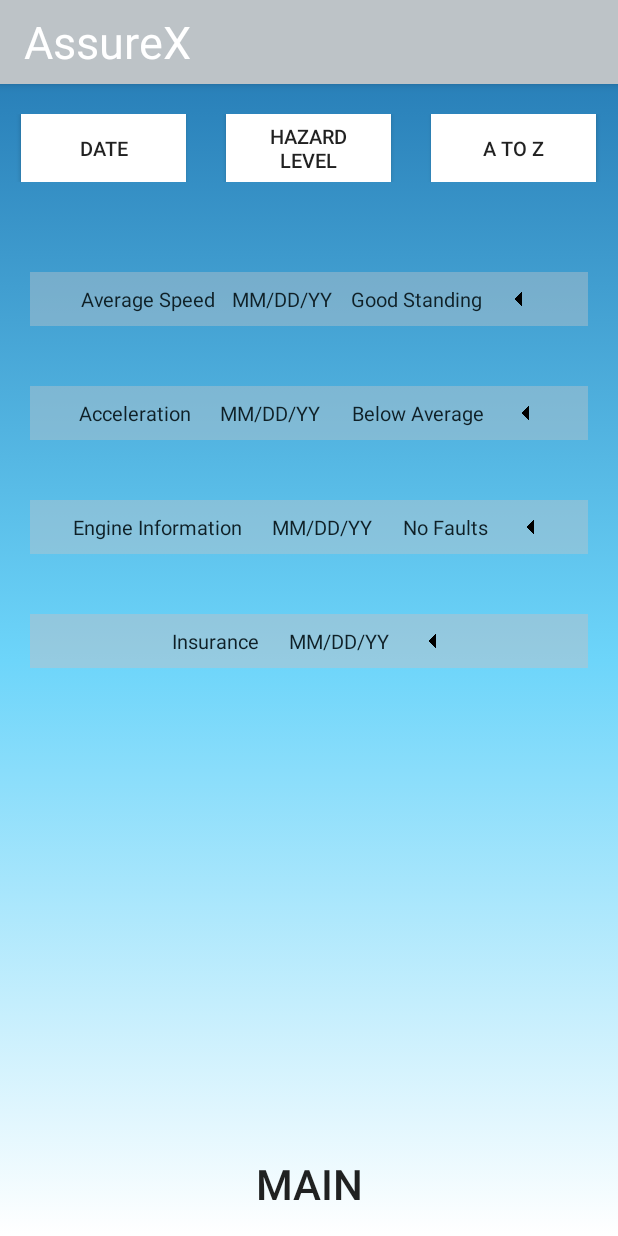
After one commit to Mozziemist/AssureX, an Android app: the infoPage screen opened directly, with no data from a screen before it, on a phone screen of 412 x 824 dp. The commit adds this screen. Run offline under Robolectric (Android 15) with nearby library versions, the phone set to English and light mode, and no system bars.

Commit message:
Added an Info Page(empty)

```diff
--- a/app/src/main/java/com/example/assurex/Speed.java
+++ b/app/src/main/java/com/example/assurex/Speed.java
@@ -99,9 +99,12 @@ public class Speed extends AppCompatActivity implements SensorEventListener {
                 startActivity(new Intent(getApplicationContext(), Package.class));
             }
 
+            public void toInfoPage(View view) {
+                startActivity(new Intent(getApplicationContext(), infoPage.class));
+            }
 
 
-            private class BluetoothThread extends Thread {
+    private class BluetoothThread extends Thread {
                 BluetoothSocket mySocket;
 
                 //constructor
--- /dev/null
+++ b/app/src/main/java/com/example/assurex/infoPage.java
@@ -0,0 +1,104 @@
+package com.example.assurex;
+
+import androidx.appcompat.app.AppCompatActivity;
+import androidx.core.content.ContextCompat;
+
+import android.annotation.SuppressLint;
+import android.content.Context;
+import android.content.Intent;
+import android.content.res.Resources;
+import android.os.Bundle;
+import android.view.View;
+import android.widget.Button;
+import android.widget.LinearLayout;
+import android.widget.TextView;
+
+public class infoPage extends AppCompatActivity {
+
+
+    private boolean avSpButTrue = false;
+    private Button avSpBut;
+    private LinearLayout avSpButWindow;
+    private boolean accButTrue = false;
+    private Button accBut;
+    private LinearLayout accButWindow;
+    private boolean engInfButTrue = false;
+    private Button engInfBut;
+    private LinearLayout engInfButWindow;
+    private boolean insButTrue = false;
+    private Button insBut;
+    private LinearLayout insButWindow;
+
+    @Override
+    protected void onCreate(Bundle savedInstanceState) {
+        super.onCreate(savedInstanceState);
+        setContentView(R.layout.activity_info_page);
+
+        avSpBut = findViewById(R.id.avSpBut);
+        avSpButWindow = findViewById(R.id.avSpWindow);
+        accBut = findViewById(R.id.accBut);
+        accButWindow = findViewById(R.id.accWindow);
+        engInfBut = findViewById(R.id.engInfBut);
+        engInfButWindow = findViewById(R.id.engInfWindow);
+        insBut = findViewById(R.id.insBut);
+        insButWindow = findViewById(R.id.insWindow);
+
+
+    }//end onCreate
+
+    public void toMain(View view) {
+        startActivity(new Intent(getApplicationContext(), Speed.class));
+    }
+
+    public void avSpButPressed(View view) {
+        if(avSpButTrue==false){
+            avSpButWindow.setVisibility(View.VISIBLE);
+            avSpBut.setBackgroundResource(R.drawable.drop_down);
+            avSpButTrue = true;
+        }//end if
+        else{
+            avSpButWindow.setVisibility(View.GONE);
+            avSpBut.setBackgroundResource(R.drawable.drop_down_sideways);
+            avSpButTrue = false;
+        }//end else
+    }//end avSpButPressed
+
+    public void accButPressed(View view) {
+        if(accButTrue==false){
+            accButWindow.setVisibility(View.VISIBLE);
+            accBut.setBackgroundResource(R.drawable.drop_down);
+            accButTrue = true;
+        }//end if
+        else{
+            accButWindow.setVisibility(View.GONE);
+            accBut.setBackgroundResource(R.drawable.drop_down_sideways);
+            accButTrue = false;
+        }//end else
+    }//end accButPressed
+
+    public void engInfButPressed(View view) {
+        if(engInfButTrue==false){
+            engInfButWindow.setVisibility(View.VISIBLE);
+            engInfBut.setBackgroundResource(R.drawable.drop_down);
+            engInfButTrue = true;
+        }//end if
+        else{
+            engInfButWindow.setVisibility(View.GONE);
+            engInfBut.setBackgroundResource(R.drawable.drop_down_sideways);
+            engInfButTrue = false;
+        }//end else
+    }//end engInfButPressed
+
+    public void insButPressed(View view) {
+        if(insButTrue==false){
+            insButWindow.setVisibility(View.VISIBLE);
+            insBut.setBackgroundResource(R.drawable.drop_down);
+            insButTrue = true;
+        }//end if
+        else{
+            insButWindow.setVisibility(View.GONE);
+            insBut.setBackgroundResource(R.drawable.drop_down_sideways);
+            insButTrue = false;
+        }//end else
+    }
+}
--- /dev/null
+++ b/app/src/main/res/drawable/gradient_background_black.xml
@@ -0,0 +1,12 @@
+<?xml version="1.0" encoding="utf-8"?>
+<selector xmlns:android="http://schemas.android.com/apk/res/android">
+    <item>
+        <shape>
+            <gradient
+                android:angle="90"
+                android:startColor="#2C5364"
+                android:endColor="#0F2027"
+                android:type="linear"/>
+        </shape>
+    </item>
+</selector>
--- /dev/null
+++ b/app/src/main/res/layout/activity_info_page.xml
@@ -0,0 +1,463 @@
+<?xml version="1.0" encoding="utf-8"?>
+<LinearLayout xmlns:android="http://schemas.android.com/apk/res/android"
+    xmlns:app="http://schemas.android.com/apk/res-auto"
+    xmlns:tools="http://schemas.android.com/tools"
+    android:layout_width="match_parent"
+    android:layout_height="match_parent"
+    tools:context=".infoPage"
+    android:orientation="vertical"
+    android:background="@drawable/gradient_background">
+
+
+    <ScrollView
+        android:layout_width="match_parent"
+        android:layout_height="match_parent"
+        android:layout_weight="1">
+
+        <LinearLayout
+            android:layout_width="match_parent"
+            android:layout_height="match_parent"
+            android:orientation="vertical"
+            android:layout_gravity="top">
+
+            <LinearLayout
+                android:layout_width="match_parent"
+                android:layout_height="match_parent"
+                android:orientation="horizontal"
+                android:layout_gravity="top"
+                android:layout_weight="1"
+                android:background="@null"
+                android:paddingTop="20dp"
+                android:gravity="center_horizontal">
+
+                <Button
+                    android:layout_marginHorizontal="13dp"
+                    android:layout_width="110dp"
+                    android:layout_height="45dp"
+                    android:layout_gravity="left"
+                    android:background="#FFFFFF"
+                    android:text="Date"
+                    android:textSize="13dp"
+                    android:paddingLeft="10dp"
+                    android:paddingRight="10dp"/>
+
+                <Button
+                    android:layout_marginHorizontal="13dp"
+                    android:layout_width="110dp"
+                    android:layout_height="45dp"
+                    android:text="Hazard Level"
+                    android:background="#FFFFFF"
+                    android:layout_gravity="center_horizontal"
+                    android:textSize="13dp"
+                    android:paddingLeft="10dp"
+                    android:paddingRight="10dp"/>
+
+                <Button
+                    android:layout_marginHorizontal="13dp"
+                    android:layout_width="110dp"
+                    android:layout_height="45dp"
+                    android:layout_gravity="right"
+                    android:background="#FFFFFF"
+                    android:text="A to Z"
+                    android:textSize="13dp"
+                    android:paddingLeft="10dp"
+                    android:paddingRight="10dp"/>
+
+            </LinearLayout>
+
+            <LinearLayout
+                android:layout_width="match_parent"
+                android:layout_height="match_parent"
+                android:orientation="vertical"
+                android:layout_gravity="center_horizontal"
+                android:gravity="center"
+                android:paddingTop="40dp">
+
+                <LinearLayout
+                    android:layout_marginVertical="20dp"
+                    android:layout_marginHorizontal="20dp"
+                    android:layout_width="match_parent"
+                    android:layout_height="wrap_content"
+                    android:paddingTop="5dp"
+                    android:paddingBottom="5dp"
+                    android:orientation="horizontal"
+                    android:layout_gravity="top"
+                    android:layout_weight="1"
+                    android:background="#6FBDC3C7"
+                    android:gravity="center">
+
+                    <TextView
+                        android:layout_marginHorizontal="6dp"
+                        android:layout_width="wrap_content"
+                        android:layout_height="wrap_content"
+                        android:layout_gravity="center"
+                        android:text="Average Speed"
+                        android:textSize="13dp"
+                        android:gravity="center"
+                        android:textColor="#0F2027"
+                        />
+                    <TextView
+                        android:layout_marginHorizontal="6dp"
+                        android:layout_width="wrap_content"
+                        android:layout_height="wrap_content"
+                        android:layout_gravity="center"
+                        android:text="MM/DD/YY"
+                        android:textSize="13dp"
+                        android:gravity="center"
+                        android:textColor="#0F2027"
+                        />
+                    <TextView
+                        android:layout_marginHorizontal="6dp"
+                        android:layout_width="wrap_content"
+                        android:layout_height="wrap_content"
+                        android:layout_gravity="center"
+                        android:text="Good Standing"
+                        android:textSize="13dp"
+                        android:gravity="center"
+                        android:textColor="#0F2027"
+                        />
+                    <Button
+                        android:id="@+id/avSpBut"
+                        android:layout_width="25dp"
+                        android:layout_height="25dp"
+                        android:layout_gravity="center"
+                        android:layout_marginHorizontal="6dp"
+                        android:background="@drawable/drop_down_sideways"
+                        android:gravity="center"
+                        android:onClick="avSpButPressed"
+                        />
+
+
+
+                </LinearLayout>
+
+                <LinearLayout
+                    android:layout_marginVertical="5dp"
+                    android:layout_marginHorizontal="40dp"
+                    android:layout_width="match_parent"
+                    android:layout_height="wrap_content"
+                    android:paddingTop="5dp"
+                    android:paddingBottom="5dp"
+                    android:orientation="vertical"
+                    android:layout_gravity="top"
+                    android:layout_weight="1"
+                    android:background="#6FBDC3C7"
+                    android:gravity="center"
+                    android:visibility="gone"
+                    android:id="@+id/avSpWindow">
+
+                    <TextView
+                        android:layout_marginHorizontal="10dp"
+                        android:layout_width="wrap_content"
+                        android:layout_height="wrap_content"
+                        android:layout_gravity="center"
+                        android:text="General Information of the Drivers Speed"
+                        android:textSize="16dp"
+                        android:gravity="center"
+                        android:textColor="#0F2027"
+                        />
+                    <TextView
+                        android:layout_marginHorizontal="10dp"
+                        android:layout_width="wrap_content"
+                        android:layout_height="wrap_content"
+                        android:layout_gravity="center"
+                        android:text="Top Speed: 72 mph"
+                        android:textSize="16dp"
+                        android:gravity="center"
+                        android:textColor="#0F2027"
+                        />
+
+
+                </LinearLayout>
+
+                <LinearLayout
+                    android:layout_marginVertical="20dp"
+                    android:layout_marginHorizontal="20dp"
+                    android:layout_width="match_parent"
+                    android:layout_height="wrap_content"
+                    android:paddingTop="5dp"
+                    android:paddingBottom="5dp"
+                    android:orientation="horizontal"
+                    android:layout_gravity="top"
+                    android:layout_weight="1"
+                    android:background="#6FBDC3C7"
+                    android:gravity="center">
+
+                    <TextView
+                        android:layout_marginHorizontal="10dp"
+                        android:layout_width="wrap_content"
+                        android:layout_height="wrap_content"
+                        android:layout_gravity="center"
+                        android:text="Acceleration"
+                        android:textSize="13dp"
+                        android:gravity="center"
+                        android:textColor="#0F2027"
+                        />
+                    <TextView
+                        android:layout_marginHorizontal="10dp"
+                        android:layout_width="wrap_content"
+                        android:layout_height="wrap_content"
+                        android:layout_gravity="center"
+                        android:text="MM/DD/YY"
+                        android:textSize="13dp"
+                        android:gravity="center"
+                        android:textColor="#0F2027"
+                        />
+                    <TextView
+                        android:layout_marginHorizontal="10dp"
+                        android:layout_width="wrap_content"
+                        android:layout_height="wrap_content"
+                        android:layout_gravity="center"
+                        android:text="Below Average"
+                        android:textSize="13dp"
+                        android:gravity="center"
+                        android:textColor="#0F2027"
+                        />
+                    <Button
+                        android:id="@+id/accBut"
+                        android:layout_width="25dp"
+                        android:layout_height="25dp"
+                        android:layout_gravity="center"
+                        android:layout_marginHorizontal="6dp"
+                        android:background="@drawable/drop_down_sideways"
+                        android:gravity="center"
+                        android:onClick="accButPressed"
+                        />
+
+
+                </LinearLayout>
+
+                <LinearLayout
+                    android:layout_marginVertical="5dp"
+                    android:layout_marginHorizontal="40dp"
+                    android:layout_width="match_parent"
+                    android:layout_height="wrap_content"
+                    android:paddingTop="5dp"
+                    android:paddingBottom="5dp"
+                    android:orientation="vertical"
+                    android:layout_gravity="top"
+                    android:layout_weight="1"
+                    android:background="#6FBDC3C7"
+                    android:gravity="center"
+                    android:visibility="gone"
+                    android:id="@+id/accWindow">
+
+                    <TextView
+                        android:layout_marginHorizontal="10dp"
+                        android:layout_width="wrap_content"
+                        android:layout_height="wrap_content"
+                        android:layout_gravity="center"
+                        android:text="General Information of the Drivers Acceleration"
+                        android:textSize="16dp"
+                        android:gravity="center"
+                        android:textColor="#0F2027"
+                        />
+                    <TextView
+                        android:layout_marginHorizontal="10dp"
+                        android:layout_width="wrap_content"
+                        android:layout_height="wrap_content"
+                        android:layout_gravity="center"
+                        android:text="Top Acceleration: LightSpeed"
+                        android:textSize="16dp"
+                        android:gravity="center"
+                        android:textColor="#0F2027"
+                        />
+
+
+                </LinearLayout>
+
+                <LinearLayout
+                    android:layout_marginVertical="20dp"
+                    android:layout_marginHorizontal="20dp"
+                    android:layout_width="match_parent"
+                    android:layout_height="wrap_content"
+                    android:paddingTop="5dp"
+                    android:paddingBottom="5dp"
+                    android:orientation="horizontal"
+                    android:layout_gravity="top"
+                    android:layout_weight="1"
+                    android:background="#6FBDC3C7"
+                    android:gravity="center">
+
+                    <TextView
+                        android:layout_marginHorizontal="10dp"
+                        android:layout_width="wrap_content"
+                        android:layout_height="wrap_content"
+                        android:layout_gravity="center"
+                        android:text="Engine Information"
+                        android:textSize="13dp"
+                        android:gravity="center"
+                        android:textColor="#0F2027"
+                        />
+                    <TextView
+                        android:layout_marginHorizontal="10dp"
+                        android:layout_width="wrap_content"
+                        android:layout_height="wrap_content"
+                        android:layout_gravity="center"
+                        android:text="MM/DD/YY"
+                        android:textSize="13dp"
+                        android:gravity="center"
+                        android:textColor="#0F2027"
+                        />
+                    <TextView
+                        android:layout_marginHorizontal="10dp"
+                        android:layout_width="wrap_content"
+                        android:layout_height="wrap_content"
+                        android:layout_gravity="center"
+                        android:text="No Faults"
+                        android:textSize="13dp"
+                        android:gravity="center"
+                        android:textColor="#0F2027"
+                        />
+                    <Button
+                        android:id="@+id/engInfBut"
+                        android:layout_width="25dp"
+                        android:layout_height="25dp"
+                        android:layout_gravity="center"
+                        android:layout_marginHorizontal="6dp"
+                        android:background="@drawable/drop_down_sideways"
+                        android:gravity="center"
+                        android:onClick="engInfButPressed"
+                        />
+
+
+                </LinearLayout>
+
+                <LinearLayout
+                    android:layout_marginVertical="5dp"
+                    android:layout_marginHorizontal="40dp"
+                    android:layout_width="match_parent"
+                    android:layout_height="wrap_content"
+                    android:paddingTop="5dp"
+                    android:paddingBottom="5dp"
+                    android:orientation="vertical"
+                    android:layout_gravity="top"
+                    android:layout_weight="1"
+                    android:background="#6FBDC3C7"
+                    android:gravity="center"
+                    android:visibility="gone"
+                    android:id="@+id/engInfWindow">
+
+                    <TextView
+                        android:layout_marginHorizontal="10dp"
+                        android:layout_width="wrap_content"
+                        android:layout_height="wrap_content"
+                        android:layout_gravity="center"
+                        android:text="General Information of the Engine"
+                        android:textSize="16dp"
+                        android:gravity="center"
+                        android:textColor="#0F2027"
+                        />
+                    <TextView
+                        android:layout_marginHorizontal="10dp"
+                        android:layout_width="wrap_content"
+                        android:layout_height="wrap_content"
+                        android:layout_gravity="center"
+                        android:text="Status: On Fire"
+                        android:textSize="16dp"
+                        android:gravity="center"
+                        android:textColor="#0F2027"
+                        />
+
+
+                </LinearLayout>
+
+                <LinearLayout
+                    android:layout_marginVertical="20dp"
+                    android:layout_marginHorizontal="20dp"
+                    android:layout_width="match_parent"
+                    android:layout_height="wrap_content"
+                    android:paddingTop="5dp"
+                    android:paddingBottom="5dp"
+                    android:orientation="horizontal"
+                    android:layout_gravity="top"
+                    android:layout_weight="1"
+                    android:background="#6FC7BDBF"
+                    android:gravity="center">
+
+                    <TextView
+                        android:layout_marginHorizontal="10dp"
+                        android:layout_width="wrap_content"
+                        android:layout_height="wrap_content"
+                        android:layout_gravity="center"
+                        android:text="Insurance"
+                        android:textSize="13dp"
+                        android:gravity="center"
+                        android:textColor="#0F2027"
+                        />
+                    <TextView
+                        android:layout_marginHorizontal="10dp"
+                        android:layout_width="wrap_content"
+                        android:layout_height="wrap_content"
+                        android:layout_gravity="center"
+                        android:text="MM/DD/YY"
+                        android:textSize="13dp"
+                        android:gravity="center"
+                        android:textColor="#0F2027"
+                        />
+                    <Button
+                        android:id="@+id/insBut"
+                        android:layout_width="25dp"
+                        android:layout_height="25dp"
+                        android:layout_gravity="center"
+                        android:layout_marginHorizontal="6dp"
+                        android:background="@drawable/drop_down_sideways"
+                        android:gravity="center"
+                        android:onClick="insButPressed"
+                        />
+
+
+                </LinearLayout>
+
+
+
+            </LinearLayout>
+
+            <LinearLayout
+                android:layout_marginVertical="20dp"
+                android:layout_marginHorizontal="20dp"
+                android:layout_width="match_parent"
+                android:layout_height="wrap_content"
+                android:paddingTop="5dp"
+                android:paddingBottom="5dp"
+                android:orientation="horizontal"
+                android:layout_gravity="top"
+                android:layout_weight="1"
+                android:background="#6FCE5959"
+                android:gravity="center"
+                android:visibility="gone"
+                android:id="@+id/insWindow">
+
+                <TextView
+                    android:layout_marginHorizontal="10dp"
+                    android:layout_width="wrap_content"
+                    android:layout_height="wrap_content"
+                    android:layout_gravity="center"
+                    android:text="Accelerating to quickly\nRepeated action will cause ratings to drop"
+                    android:textSize="16dp"
+                    android:gravity="center"
+                    android:textColor="#0F2027"
+                    />
+
+
+            </LinearLayout>
+
+
+        </LinearLayout>
+
+
+    </ScrollView>
+
+    <Button
+        android:layout_width="match_parent"
+        android:layout_height="match_parent"
+        android:text="Main"
+        android:textSize="28dp"
+        android:textStyle="normal"
+        android:background="@null"
+        android:layout_gravity="center_horizontal"
+        android:onClick="toMain"
+        android:layout_weight="10" />
+
+
+</LinearLayout>
--- a/app/src/main/res/layout/activity_speed.xml
+++ b/app/src/main/res/layout/activity_speed.xml
@@ -60,8 +60,8 @@
         <Button
             android:layout_width="match_parent"
             android:layout_height="match_parent"
-            android:text="Test Screen"
-            android:textSize="28dp"
+            android:text="Connect"
+            android:textSize="21dp"
             android:textStyle="normal"
             android:background="@null"
             android:layout_gravity="center_horizontal"
@@ -74,7 +74,7 @@
             android:layout_width="match_parent"
             android:layout_height="match_parent"
             android:text="My Plan"
-            android:textSize="28dp"
+            android:textSize="21dp"
             android:textStyle="normal"
             android:background="@null"
             android:layout_gravity="center_horizontal"
@@ -83,6 +83,19 @@
             android:onClick="toPackage"
             android:layout_weight="1"
             />
+        <Button
+            android:layout_width="match_parent"
+            android:layout_height="match_parent"
+            android:text="Info Page"
+            android:textSize="21dp"
+            android:textStyle="normal"
+            android:background="@null"
+            android:layout_gravity="center_horizontal"
+            android:gravity="center"
+            android:id="@+id/myPlan"
+            android:onClick="toInfoPage"
+            android:layout_weight="1"
+            />
 
     </LinearLayout>
 
```
Also changed, not shown: app/src/main/AndroidManifest.xml (+4 -10 lines), app/src/main/res/drawable/drop_down.png (added), app/src/main/res/drawable/drop_down_sideways.png (added).
